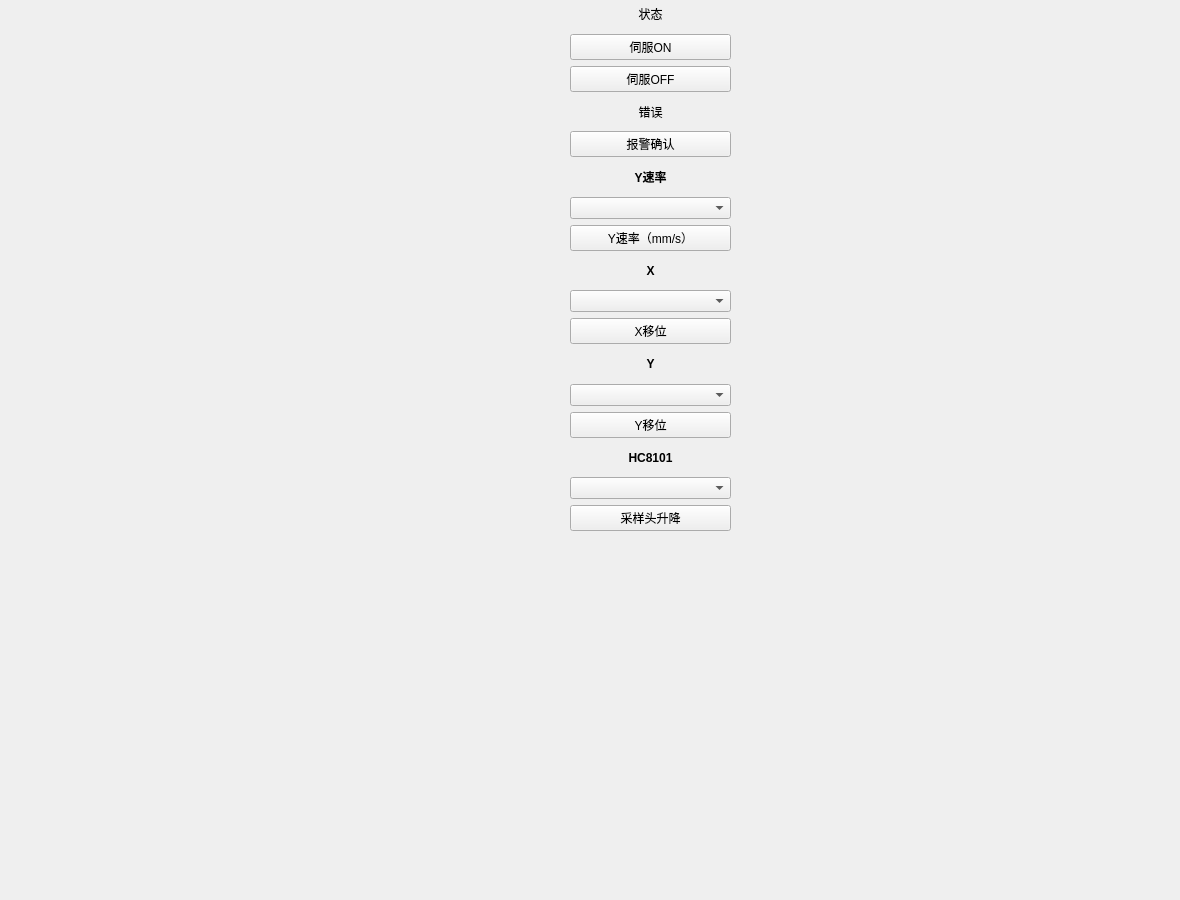
The window that cpp/8H82600/form_distributorsetting.ui (huayunfly/goiot) describes before a commit, drawn with Qt 5.
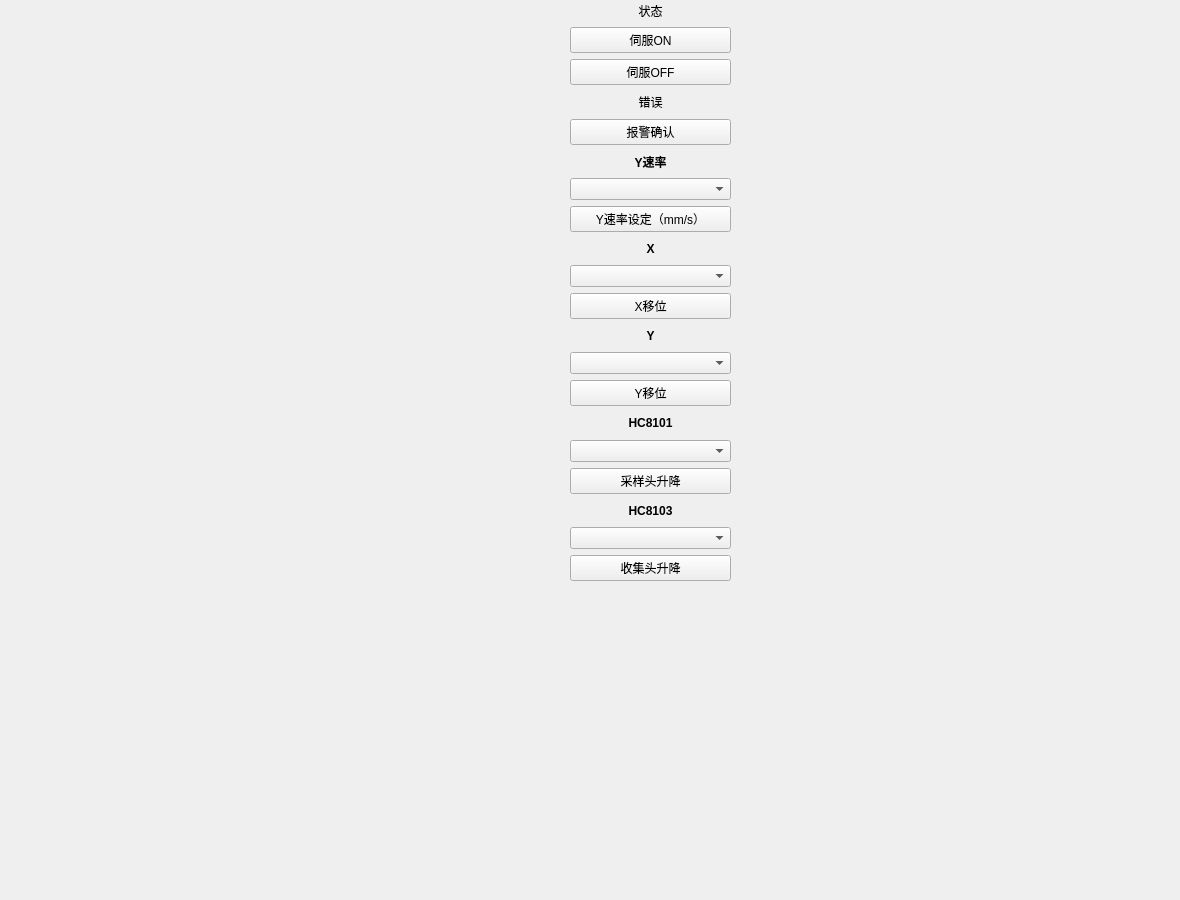
The same window after the commit.

Commit message: Add the collection injector control on distributorsetting UI.

Diff of the .ui file:
```diff
--- a/cpp/8H82600/form_distributorsetting.ui
+++ b/cpp/8H82600/form_distributorsetting.ui
@@ -30,7 +30,7 @@
      <x>570</x>
      <y>0</y>
      <width>161</width>
-     <height>531</height>
+     <height>581</height>
     </rect>
    </property>
    <layout class="QVBoxLayout" name="verticalLayout_2">
@@ -97,7 +97,7 @@
     <item>
      <widget class="QPushButton" name="button_speedY">
       <property name="text">
-       <string>Y速率（mm/s）</string>
+       <string>Y速率设定（mm/s）</string>
       </property>
      </widget>
     </item>
@@ -179,6 +179,32 @@
       </property>
      </widget>
     </item>
+    <item>
+     <widget class="QLabel" name="label_collection_injector">
+      <property name="font">
+       <font>
+        <weight>75</weight>
+        <bold>true</bold>
+       </font>
+      </property>
+      <property name="text">
+       <string>HC8103</string>
+      </property>
+      <property name="alignment">
+       <set>Qt::AlignCenter</set>
+      </property>
+     </widget>
+    </item>
+    <item>
+     <widget class="QComboBox" name="comboBox_collection_injector"/>
+    </item>
+    <item>
+     <widget class="QPushButton" name="button_collection_injector">
+      <property name="text">
+       <string>收集头升降</string>
+      </property>
+     </widget>
+    </item>
    </layout>
   </widget>
  </widget>
```
The commit also changes 3 other files.
